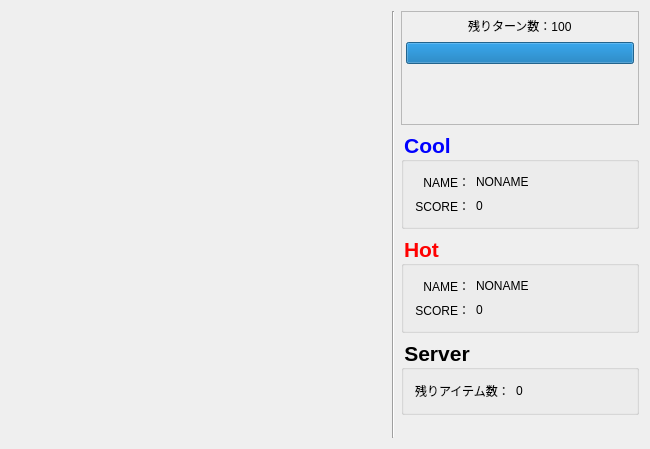
The window that src/mainwindow.ui (u16procon/chaser-server) describes before a commit, drawn with Qt 5.
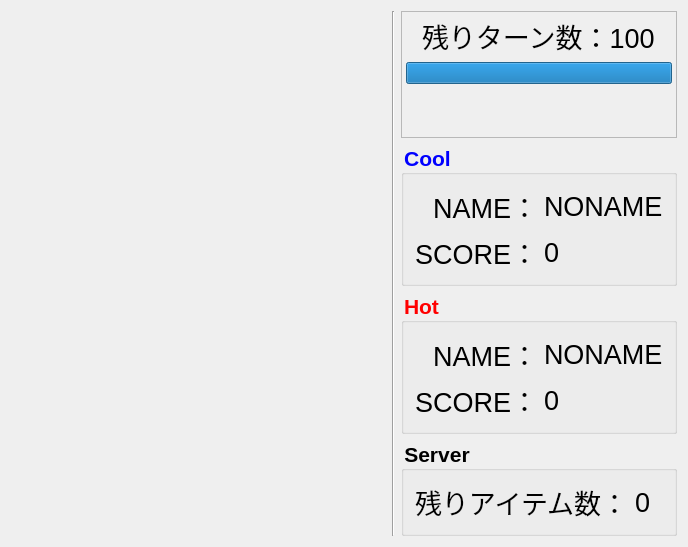
The same window after the commit. Custom widgets are drawn as their Qt base class.

Commit message: [変更] 対戦画面でのフォントをOSデフォルトのものに変更

```diff
--- a/src/mainwindow.ui
+++ b/src/mainwindow.ui
@@ -108,8 +108,10 @@
                <verstretch>0</verstretch>
               </sizepolicy>
              </property>
-             <property name="styleSheet">
-              <string notr="true">font: 20pt &quot;.SF NS Text&quot;;</string>
+             <property name="font">
+              <font>
+               <pointsize>20</pointsize>
+              </font>
              </property>
              <property name="text">
               <string>残りターン数：100</string>
@@ -175,16 +177,9 @@
             <widget class="QLabel" name="WinnerLabel">
              <property name="font">
               <font>
-               <family>.SF NS Text</family>
                <pointsize>28</pointsize>
-               <weight>50</weight>
-               <italic>false</italic>
-               <bold>false</bold>
               </font>
              </property>
-             <property name="styleSheet">
-              <string notr="true">font: 28pt &quot;.SF NS Text&quot;;</string>
-             </property>
              <property name="text">
               <string/>
              </property>
@@ -229,8 +224,10 @@
         <layout class="QGridLayout" name="gridLayout_2">
          <item row="0" column="1">
           <widget class="QLabel" name="CoolNameLabel">
-           <property name="styleSheet">
-            <string notr="true">font: 20pt &quot;.SF NS Text&quot;;</string>
+           <property name="font">
+            <font>
+             <pointsize>20</pointsize>
+            </font>
            </property>
            <property name="text">
             <string>NONAME</string>
@@ -245,8 +242,10 @@
          </item>
          <item row="1" column="1">
           <widget class="QLabel" name="CoolScoreLabel">
-           <property name="styleSheet">
-            <string notr="true">font: 20pt &quot;.SF NS Text&quot;;</string>
+           <property name="font">
+            <font>
+             <pointsize>20</pointsize>
+            </font>
            </property>
            <property name="text">
             <string>0</string>
@@ -255,8 +254,10 @@
          </item>
          <item row="1" column="0">
           <widget class="QLabel" name="label_3">
-           <property name="styleSheet">
-            <string notr="true">font: 20pt &quot;.SF NS Text&quot;;</string>
+           <property name="font">
+            <font>
+             <pointsize>20</pointsize>
+            </font>
            </property>
            <property name="text">
             <string>SCORE：</string>
@@ -268,8 +269,10 @@
          </item>
          <item row="0" column="0">
           <widget class="QLabel" name="label_2">
-           <property name="styleSheet">
-            <string notr="true">font: 20pt &quot;.SF NS Text&quot;;</string>
+           <property name="font">
+            <font>
+             <pointsize>20</pointsize>
+            </font>
            </property>
            <property name="text">
             <string>NAME：</string>
@@ -316,8 +319,10 @@
         <layout class="QGridLayout" name="gridLayout_3">
          <item row="1" column="0">
           <widget class="QLabel" name="label_8">
-           <property name="styleSheet">
-            <string notr="true">font: 20pt &quot;.SF NS Text&quot;;</string>
+           <property name="font">
+            <font>
+             <pointsize>20</pointsize>
+            </font>
            </property>
            <property name="text">
             <string>SCORE：</string>
@@ -329,8 +334,10 @@
          </item>
          <item row="0" column="0">
           <widget class="QLabel" name="label_6">
-           <property name="styleSheet">
-            <string notr="true">font: 20pt &quot;.SF NS Text&quot;;</string>
+           <property name="font">
+            <font>
+             <pointsize>20</pointsize>
+            </font>
            </property>
            <property name="text">
             <string>NAME：</string>
@@ -342,8 +349,10 @@
          </item>
          <item row="1" column="1">
           <widget class="QLabel" name="HotScoreLabel">
-           <property name="styleSheet">
-            <string notr="true">font: 20pt &quot;.SF NS Text&quot;;</string>
+           <property name="font">
+            <font>
+             <pointsize>20</pointsize>
+            </font>
            </property>
            <property name="text">
             <string>0</string>
@@ -352,8 +361,10 @@
          </item>
          <item row="0" column="1">
           <widget class="QLabel" name="HotNameLabel">
-           <property name="styleSheet">
-            <string notr="true">font: 20pt &quot;.SF NS Text&quot;;</string>
+           <property name="font">
+            <font>
+             <pointsize>20</pointsize>
+            </font>
            </property>
            <property name="text">
             <string>NONAME</string>
@@ -399,8 +410,10 @@
         <layout class="QGridLayout" name="gridLayout">
          <item row="0" column="1">
           <widget class="QLabel" name="label">
-           <property name="styleSheet">
-            <string notr="true">font: 20pt &quot;.SF NS Text&quot;;</string>
+           <property name="font">
+            <font>
+             <pointsize>20</pointsize>
+            </font>
            </property>
            <property name="text">
             <string>残りアイテム数：</string>
@@ -409,8 +422,10 @@
          </item>
          <item row="0" column="2">
           <widget class="QLabel" name="ItemLeaveLabel">
-           <property name="styleSheet">
-            <string notr="true">font: 20pt &quot;.SF NS Text&quot;;</string>
+           <property name="font">
+            <font>
+             <pointsize>20</pointsize>
+            </font>
            </property>
            <property name="text">
             <string>0</string>
```
Left out of the diff: 30 changed lines with no effect on the pictures.
